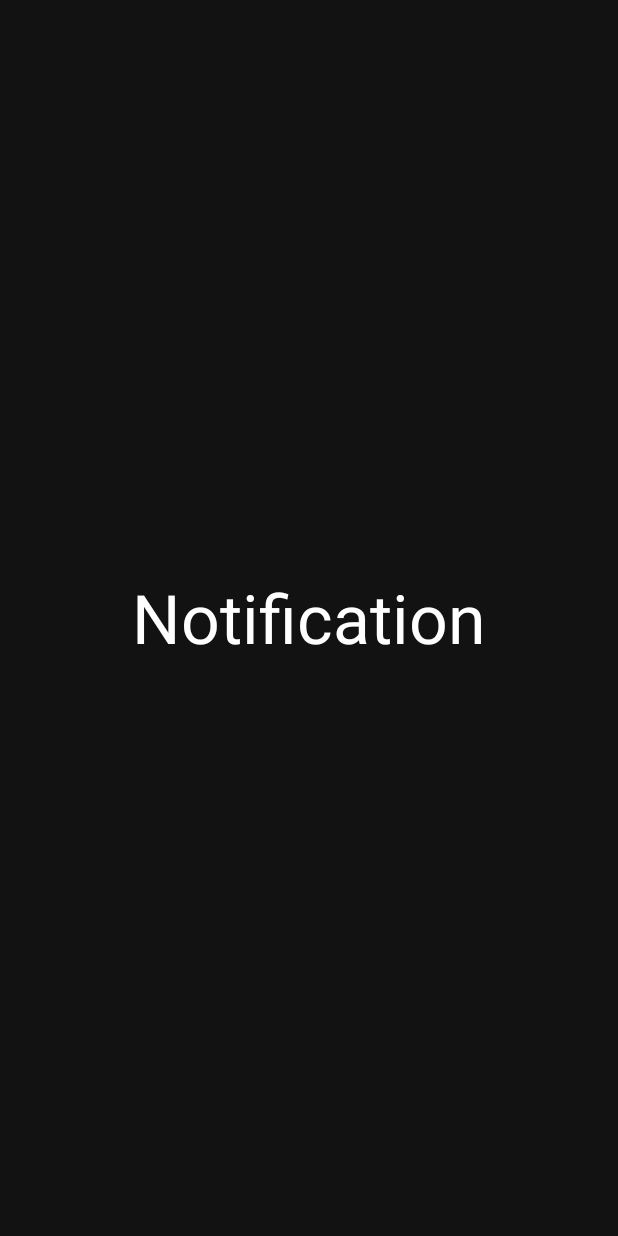
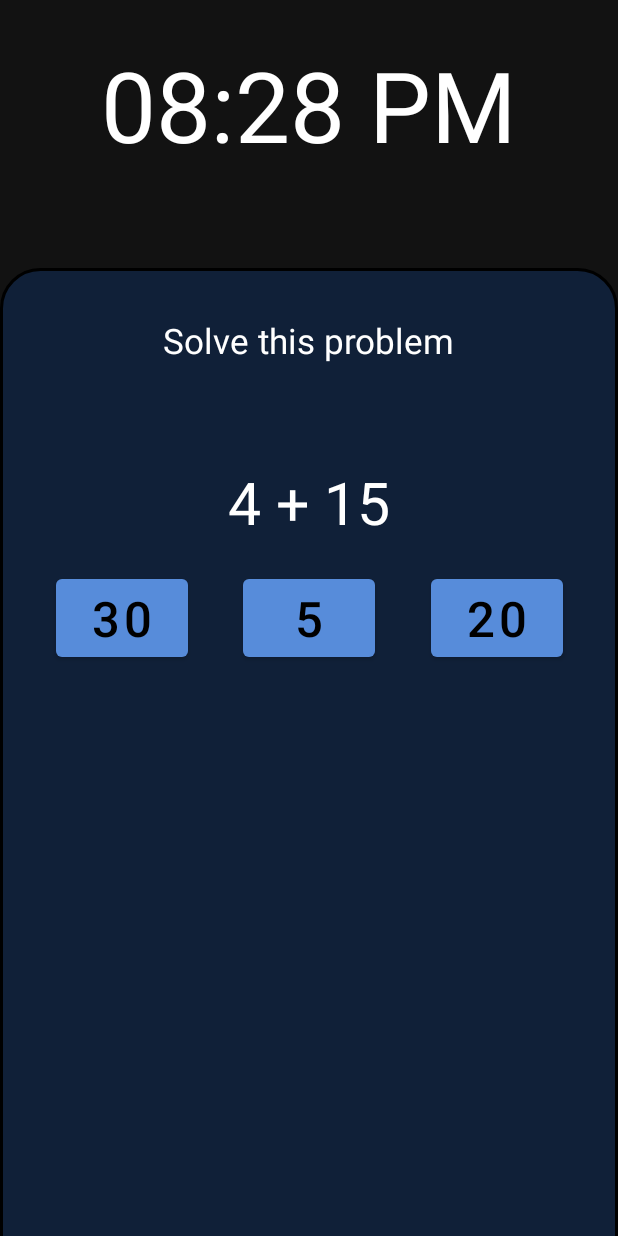
Before and after one commit to info-kareemmohamed/WakeUp, an Android app: the AlarmNotification screen opened directly, with no data from a screen before it, on a phone screen of 412 x 824 dp. Run offline under Robolectric (Android 15) with nearby library versions, the light colour scheme and no system bars; our stand-ins replace sdp/ssp sizes.

Commit message:
update Notification

```diff
--- a/app/src/main/java/com/example/alarmclock/alarmmanager/RestartAlarmsService.kt
+++ b/app/src/main/java/com/example/alarmclock/service/RestartAlarmsService.kt
@@ -1,4 +1,4 @@
-package com.example.alarmclock.alarmmanager
+package com.example.alarmclock.service
 
 
 import android.app.Service
@@ -13,7 +13,6 @@ import com.example.alarmclock.core.Notification
 
 
 class RestartAlarmsService : Service() {
-    private val CHANNEL_ID = "RestartAlarmsServiceChannel"
 
     override fun onCreate() {
         super.onCreate()
--- /dev/null
+++ b/app/src/main/res/drawable/backgroundquestion.xml
@@ -0,0 +1,6 @@
+<?xml version="1.0" encoding="utf-8"?>
+<shape xmlns:android="http://schemas.android.com/apk/res/android" android:shape="rectangle">
+        <solid android:color="#460C469C" />
+        <stroke android:color="#000000" android:width="2dp" />
+        <corners android:radius="@dimen/_20sdp" />
+</shape>
--- a/app/src/main/res/layout/activity_alarm_notification.xml
+++ b/app/src/main/res/layout/activity_alarm_notification.xml
@@ -1,18 +1,97 @@
 <?xml version="1.0" encoding="utf-8"?>
-<LinearLayout xmlns:android="http://schemas.android.com/apk/res/android"
+<androidx.constraintlayout.widget.ConstraintLayout xmlns:android="http://schemas.android.com/apk/res/android"
     xmlns:app="http://schemas.android.com/apk/res-auto"
     xmlns:tools="http://schemas.android.com/tools"
     android:layout_width="match_parent"
     android:layout_height="match_parent"
-    android:orientation="vertical"
-    android:gravity="center"
+
     tools:context=".ui.AlarmNotification">
 
+
     <TextView
-        android:id="@+id/textView"
+        android:id="@+id/AlarmNotification_time"
         android:layout_width="wrap_content"
         android:layout_height="wrap_content"
-        android:text="Notification"
+        android:layout_margin="@dimen/_20sdp"
+
+        android:text="08:28 PM"
         android:textColor="@color/white"
-        android:textSize="@dimen/_35sdp" />
-</LinearLayout>
+        android:textSize="@dimen/_50sdp"
+        app:layout_constraintEnd_toEndOf="parent"
+        app:layout_constraintStart_toStartOf="parent"
+        app:layout_constraintTop_toTopOf="parent" />
+
+    <View
+        android:id="@+id/AlarmNotification_view"
+        android:layout_width="match_parent"
+        android:layout_height="wrap_content"
+        android:layout_marginTop="@dimen/_50sdp"
+        android:background="@drawable/backgroundquestion"
+        app:layout_constraintEnd_toEndOf="parent"
+        app:layout_constraintStart_toStartOf="parent"
+        app:layout_constraintTop_toBottomOf="@+id/AlarmNotification_time" />
+
+    <TextView
+        android:id="@+id/AlarmNotification_title"
+        android:layout_width="wrap_content"
+        android:layout_height="wrap_content"
+        android:layout_margin="@dimen/_25sdp"
+        android:text="Solve this problem"
+        android:textColor="@color/white"
+        android:textSize="@dimen/_18sdp"
+        app:layout_constraintEnd_toEndOf="parent"
+        app:layout_constraintStart_toStartOf="parent"
+        app:layout_constraintTop_toTopOf="@id/AlarmNotification_view" />
+
+
+    <TextView
+        android:id="@+id/AlarmNotification_question"
+        android:layout_width="wrap_content"
+        android:layout_height="wrap_content"
+        android:layout_marginTop="@dimen/_50sdp"
+        android:text="4 + 15"
+        android:textColor="@color/white"
+        android:textSize="@dimen/_30sdp"
+        app:layout_constraintEnd_toEndOf="parent"
+        app:layout_constraintStart_toStartOf="parent"
+        app:layout_constraintTop_toBottomOf="@id/AlarmNotification_title" />
+
+    <Button
+        android:id="@+id/AlarmNotification_answer1"
+        android:layout_width="wrap_content"
+        android:layout_height="wrap_content"
+        android:layout_marginStart="@dimen/_5sdp"
+        android:layout_marginTop="@dimen/_15sdp"
+        android:layout_marginEnd="@dimen/_5sdp"
+        android:text="30"
+        android:textSize="@dimen/_25sdp"
+        app:layout_constraintEnd_toStartOf="@id/AlarmNotification_answer2"
+        app:layout_constraintStart_toStartOf="parent"
+        app:layout_constraintTop_toBottomOf="@+id/AlarmNotification_question" />
+
+    <Button
+        android:id="@+id/AlarmNotification_answer2"
+        android:layout_width="wrap_content"
+        android:layout_height="wrap_content"
+        android:layout_marginTop="@dimen/_15sdp"
+        android:text="5"
+        android:textSize="@dimen/_25sdp"
+        app:layout_constraintEnd_toStartOf="@id/AlarmNotification_answer3"
+        app:layout_constraintStart_toEndOf="@id/AlarmNotification_answer1"
+        app:layout_constraintTop_toBottomOf="@+id/AlarmNotification_question" />
+
+    <Button
+        android:id="@+id/AlarmNotification_answer3"
+        android:layout_width="wrap_content"
+        android:layout_height="wrap_content"
+        android:layout_marginStart="@dimen/_5sdp"
+        android:layout_marginTop="@dimen/_15sdp"
+        android:layout_marginEnd="@dimen/_5sdp"
+        android:text="20"
+        android:textSize="@dimen/_25sdp"
+        app:layout_constraintEnd_toEndOf="parent"
+        app:layout_constraintStart_toEndOf="@id/AlarmNotification_answer2"
+        app:layout_constraintTop_toBottomOf="@+id/AlarmNotification_question" />
+
+
+</androidx.constraintlayout.widget.ConstraintLayout>
--- a/app/src/main/res/values/themes.xml
+++ b/app/src/main/res/values/themes.xml
@@ -2,7 +2,7 @@
     <!-- Base application theme. -->
     <style name="Base.Theme.AlarmClock" parent="Theme.MaterialComponents.NoActionBar">
         <!-- Customize your light theme here. -->
-        <!-- <item name="colorPrimary">@color/my_light_primary</item> -->
+         <item name="colorPrimary">@color/checked_track</item>
 
     </style>
 
```
Also changed, not shown: app/src/main/AndroidManifest.xml (+15 -3 lines), app/src/main/java/com/example/alarmclock/alarmmanager/AlarmReceiver.kt (deleted, +0 -51 lines), app/src/main/java/com/example/alarmclock/alarmmanager/AndriodAlarmScheduler.kt (+17 -2 lines), app/src/main/java/com/example/alarmclock/core/Notification.kt (+35 -36 lines), app/src/main/java/com/example/alarmclock/receiver/AlarmReceiver.kt (added, +85 -0 lines), app/src/main/java/com/example/alarmclock/ui/MainActivity.kt (+3 -6 lines).
